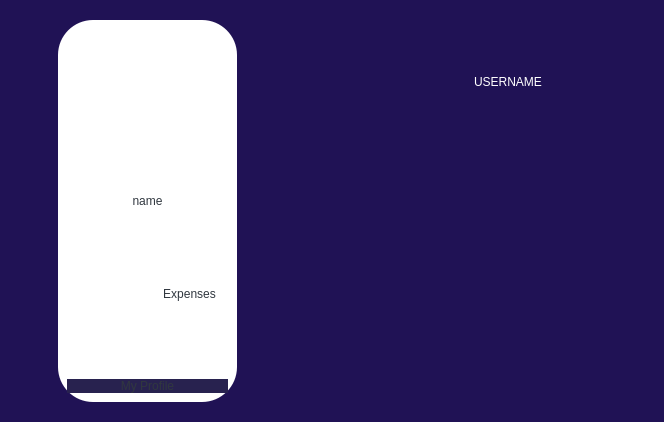
This is project/profiledialog.ui in DikshyaL/SEM-PROJECT as Qt 5 draws it before an edit. The edited form follows.
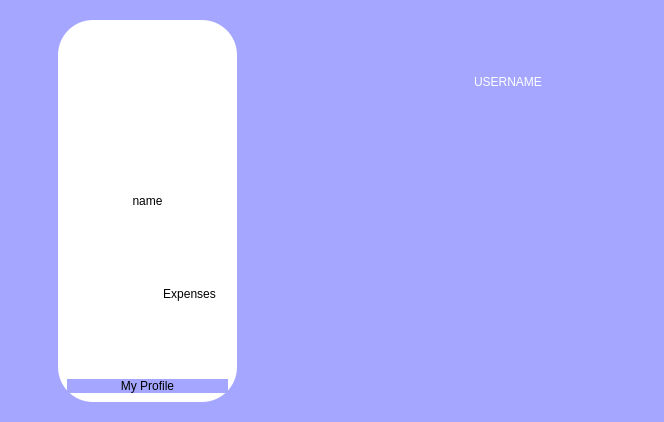
This is the edited form. Icons and pictures are not drawn.

```diff
--- a/project/profiledialog.ui
+++ b/project/profiledialog.ui
@@ -14,7 +14,7 @@
    <string>Dialog</string>
   </property>
   <property name="styleSheet">
-   <string notr="true">background:rgb(32, 18, 85);
+   <string notr="true">background-color:rgb(164,166,255);
 color:rgb(48, 55, 63);</string>
   </property>
   <layout class="QHBoxLayout" name="horizontalLayout">
@@ -161,6 +161,7 @@
         <widget class="QGroupBox" name="groupBox">
          <property name="styleSheet">
           <string notr="true">background-color:rgb(255,255,255);
+color:rgb(0,0,0);
 border-radius:35px;</string>
          </property>
          <property name="title">
@@ -259,8 +260,8 @@
               <property name="styleSheet">
                <string notr="true">font: 700 12pt &quot;Segoe UI&quot;;
 border-radius:10px;
-color:rbg(255,255,255);
-background-color:rgb(40, 34, 79)</string>
+color:rbg(0,0,0);
+background-color:rgb(164,166,255);</string>
               </property>
               <property name="text">
                <string>My Profile</string>
```
Left out of the diff: 8 changed lines with no effect on the pictures.
